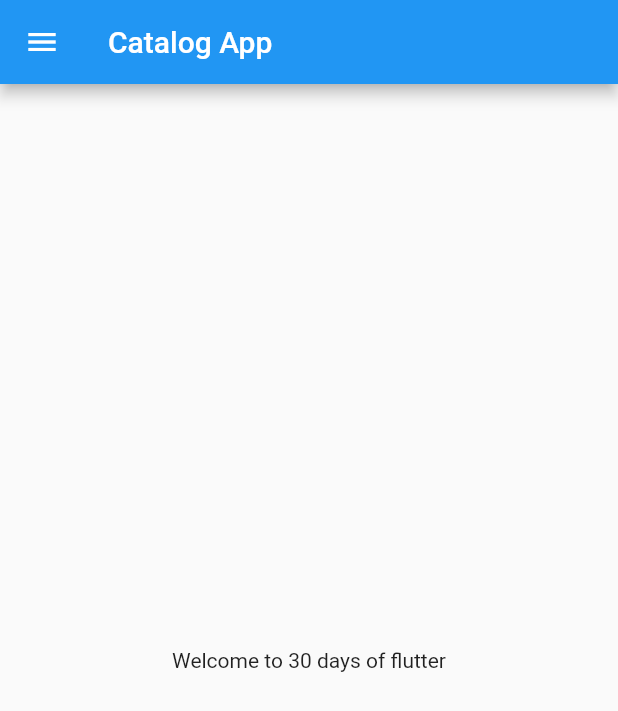
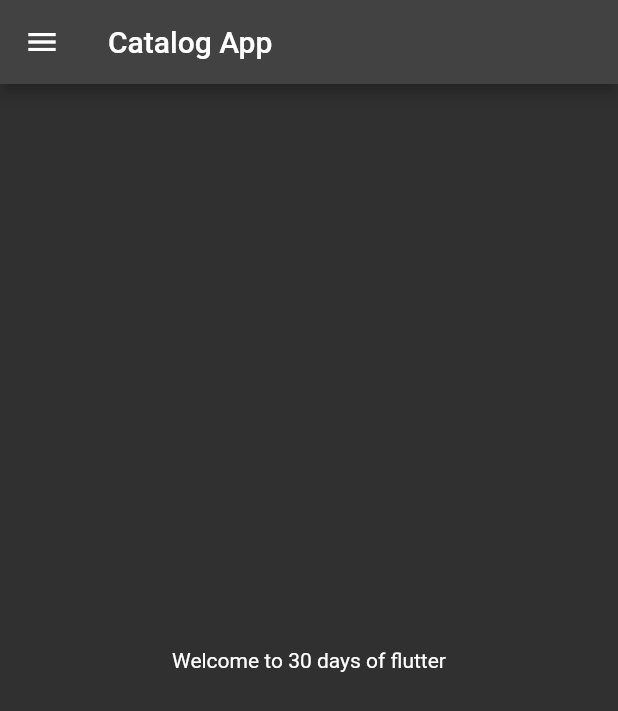
Before and after one commit to saifali2655/flutter_catalog, a Flutter app: the screen it shows after launch, on a phone screen of 412 x 824 dp. Shown: the top 711 px of the screen. Run offline on Flutter 3.47's test engine with Material 2 defaults, Android fonts, the phone set to English and light mode, and no system bars.

Commit message:
day 3 completed

```diff
--- a/lib/main.dart
+++ b/lib/main.dart
@@ -1,5 +1,6 @@
 import 'package:flutter/material.dart';
-import 'package:flutter_catalog/home_page.dart';
+import 'package:flutter_catalog/pages/home_page.dart';
+import 'package:flutter_catalog/pages/login_page.dart';
 
 void main() {
   runApp(MyApp());
@@ -11,7 +12,16 @@ class MyApp extends StatelessWidget {
   @override
   Widget build(BuildContext context) {
     return MaterialApp(
-      home: HomePage(),
+      //home: HomePage(),
+      themeMode: ThemeMode.dark,
+      theme: ThemeData(primarySwatch: Colors.deepPurple),
+      darkTheme: ThemeData(brightness: Brightness.dark),
+      initialRoute: "/home",
+      routes: {
+        "/": (context) => LoginPage(),
+        "/home": (context) => HomePage(),
+        "/login": (context) => LoginPage()
+      },
     );
   }
 }
```
Also changed, not shown: lib/pages/login_page.dart (added, +12 -0 lines), lib/pages/home_page.dart (renamed from lib/home_page.dart).
